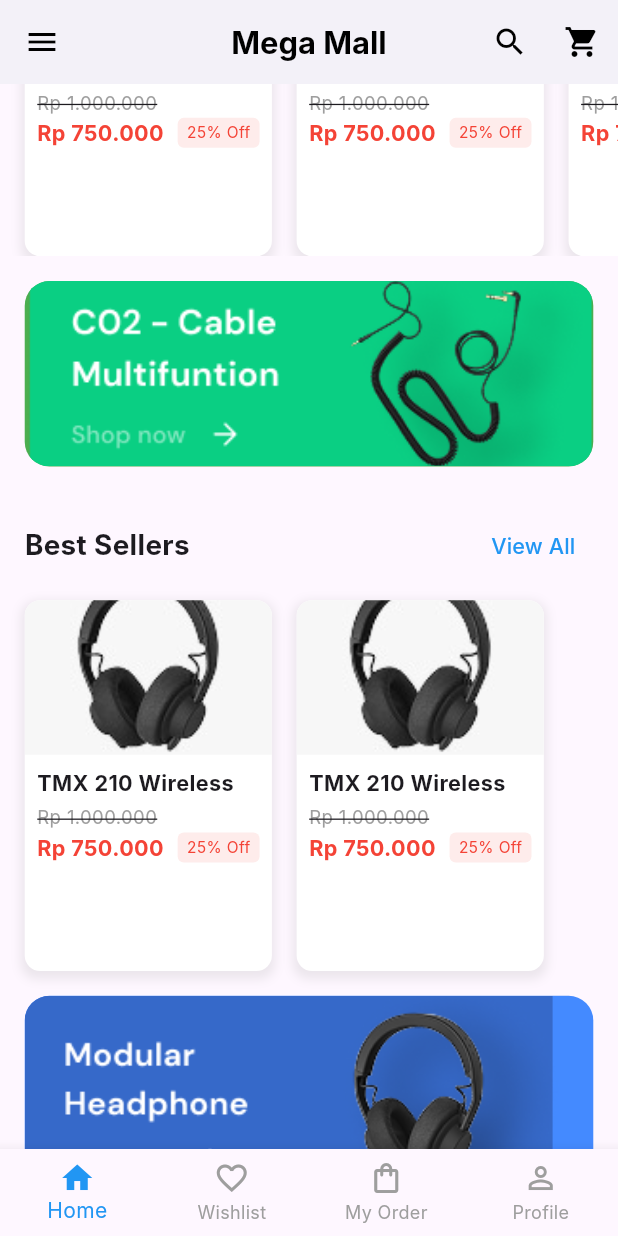
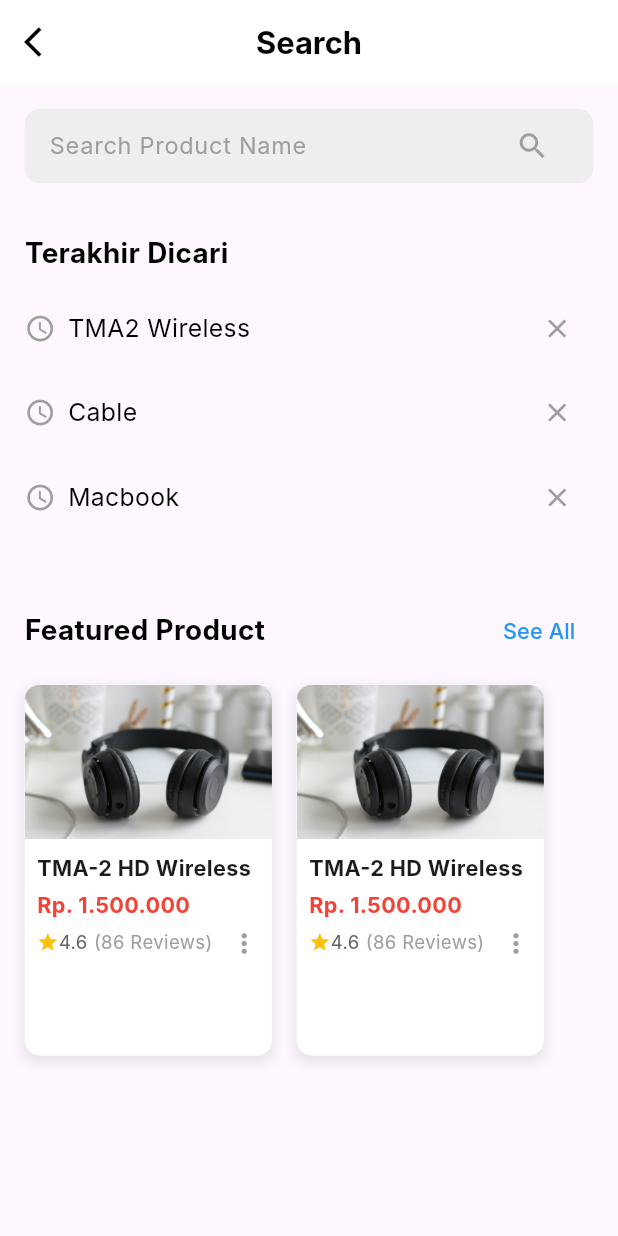
Before and after one commit to VyankateshRohokale/ecommerce-app, a Flutter app: the screen it shows after launch, scrolled down 576 dp, after a tap on the "search" icon, on a phone screen of 412 x 824 dp. Run offline on Flutter 3.47's test engine with Material 3 defaults, Android fonts, the phone set to English and light mode, and no system bars; our stand-ins replace firebase_messaging, flutter_local_notifications, go_router; accounts and stored records are empty; Roboto replaces fonts that are missing (Inter).

Commit message:
working new headphone

```diff
--- a/lib/main.dart
+++ b/lib/main.dart
@@ -6,8 +6,9 @@ import 'screens/home_page.dart'; // Assuming this is your HomePage
 import 'screens/detail_product_page.dart'; // Your detail product page
 import 'screens/signin_page.dart'; // Import your SignInPage
 import 'providers/app_data_provider.dart';
-import 'package:ecommerce/screens/news_page.dart'; // New: Import NewsPage
-import 'package:ecommerce/screens/detailed_news_page.dart'; // New: Import DetailedNewsPage
+import 'package:ecommerce/screens/news_page.dart'; // Import NewsPage
+import 'package:ecommerce/screens/detailed_news_page.dart'; // Import DetailedNewsPage
+import 'package:ecommerce/screens/search.dart'; // <--- Corrected: Import search.dart
 
 // Define a global key for GoRouter for navigation from non-widget contexts
 final GlobalKey<NavigatorState> _rootNavigatorKey = GlobalKey<NavigatorState>();
@@ -30,13 +31,13 @@ final GoRouter _router = GoRouter(
           },
         ),
         GoRoute(
-          path: 'news', // New: Route for the main News listing page
+          path: 'news', // Route for the main News listing page
           builder: (BuildContext context, GoRouterState state) {
             return const NewsPage();
           },
         ),
         GoRoute(
-          path: 'news_detail/:newsId', // New: Route for individual detailed news
+          path: 'news_detail/:newsId', // Route for individual detailed news
           builder: (BuildContext context, GoRouterState state) {
             final String? newsId = state.pathParameters['newsId'];
             return DetailNewsPage(newsId: newsId); // This should now find the class
@@ -57,6 +58,13 @@ final GoRouter _router = GoRouter(
       path: '/signin', // This is the route path for your sign-in page
       builder: (BuildContext context, GoRouterState state) {
         return const SignInPage();
+      },
+    ),
+    // <--- Corrected: Route for the SearchPage
+    GoRoute(
+      path: '/search',
+      builder: (BuildContext context, GoRouterState state) {
+        return const SearchPage();
       },
     ),
     // Example route for /detail, as used in your HomePage's cart button
--- a/lib/screens/detail_product_page.dart
+++ b/lib/screens/detail_product_page.dart
@@ -1,5 +1,5 @@
-// lib/screens/detail_product_page.dart
 import 'package:flutter/material.dart';
+import 'package:go_router/go_router.dart'; // Keep go_router import if you plan to use context.pop()
 
 class DetailProductPage extends StatelessWidget { // Class name also corrected
   final String? productId;
@@ -15,15 +15,30 @@ class DetailProductPage extends StatelessWidget { // Class name also corrected
     final textScaleFactor = mediaQuery.textScaler.scale(1.0);
 
     final String productName = extra?['productName'] ?? 'Unknown Product';
-    final String imageUrl = extra?['imageUrl'] ?? 'https://placehold.co/200x200/CCCCCC/000000?text=No+Image';
+    // Changed to local asset path to display the headphone image
+    final String imageUrl = extra?['imageUrl'] ?? 'assets/images/headphone.jpg';
     final String newPrice = extra?['newPrice'] ?? 'N/A';
 
     return Scaffold(
       appBar: AppBar(
+        // Re-adding background color and elevation for consistent AppBar style
+        backgroundColor: Colors.white,
+        elevation: 0,
+        leading: IconButton(
+          icon: const Icon(Icons.arrow_back, color: Colors.black),
+          onPressed: () {
+            context.pop(); // Navigate back
+          },
+        ),
         title: Text(
           productName,
-          style: TextStyle(fontSize: screenWidth * 0.05 / textScaleFactor),
+          style: TextStyle(
+            color: Colors.black, // Ensure text color is visible on white AppBar
+            fontWeight: FontWeight.bold, // Keep bold for consistency
+            fontSize: screenWidth * 0.05 / textScaleFactor,
+          ),
         ),
+        centerTitle: true, // Center the title
       ),
       body: SingleChildScrollView(
         child: Padding(
@@ -33,11 +48,25 @@ class DetailProductPage extends StatelessWidget { // Class name also corrected
             children: [
               ClipRRect(
                 borderRadius: BorderRadius.circular(screenWidth * 0.04),
-                child: Image.network(
+                // Changed back to Image.asset to load the local headphone image
+                child: Image.asset(
                   imageUrl,
                   height: screenHeight * 0.3,
                   width: double.infinity,
-                  fit: BoxFit.cover,
+                  fit: BoxFit.contain, // <--- Changed from BoxFit.cover to BoxFit.contain
+                  // Added errorBuilder for robustness with local assets
+                  errorBuilder: (context, error, stackTrace) {
+                    return Container(
+                      height: screenHeight * 0.3,
+                      width: double.infinity,
+                      color: Colors.grey[300],
+                      child: Icon(
+                        Icons.broken_image,
+                        size: screenWidth * 0.2,
+                        color: Colors.grey[600],
+                      ),
+                    );
+                  },
                 ),
               ),
               SizedBox(height: screenHeight * 0.02),
--- a/lib/screens/home_page.dart
+++ b/lib/screens/home_page.dart
@@ -51,7 +51,8 @@ class _HomePageState extends State<HomePage> {
           IconButton(
             icon: const Icon(Icons.search, color: Colors.black),
             onPressed: () {
-              // Handle search tap
+              // Handle search tap - Navigate to the SearchPage
+              context.go('/search'); // Navigates to the SearchPage
             },
           ),
           IconButton(
@@ -71,6 +72,12 @@ class _HomePageState extends State<HomePage> {
             // Search Bar Section
             Padding(
               padding: EdgeInsets.symmetric(horizontal: screenWidth * 0.04, vertical: screenHeight * 0.02),
+              child: GestureDetector( // <--- Added GestureDetector here
+                onTap: () {
+                  // Navigate to the SearchPage when the search bar is tapped
+                  context.go('/search');
+                },
+                child: AbsorbPointer( // <--- Added AbsorbPointer to make TextField non-editable on tap
                   child: TextField(
                     decoration: InputDecoration(
                       hintText: 'Search here...',
@@ -86,11 +93,12 @@ class _HomePageState extends State<HomePage> {
                     ),
                     style: TextStyle(fontSize: screenWidth * 0.04 / textScaleFactor),
                     onSubmitted: (value) {
-                  // Handle search submission
-                  debugPrint('Search submitted: $value');
-                  // You might navigate to a search results page here
-                  // context.go('/search_results?query=$value');
+                      // This will still work if the user types and presses enter,
+                      // but the primary interaction is now the tap to navigate.
+                      debugPrint('Search submitted from HomePage search bar: $value');
                     },
+                  ),
+                ),
               ),
             ),
 
--- /dev/null
+++ b/lib/screens/search.dart
@@ -0,0 +1,295 @@
+import 'package:flutter/material.dart';
+import 'package:go_router/go_router.dart';
+
+class SearchPage extends StatelessWidget {
+  const SearchPage({super.key});
+
+  @override
+  Widget build(BuildContext context) {
+    final mediaQuery = MediaQuery.of(context);
+    final screenWidth = mediaQuery.size.width;
+    final screenHeight = mediaQuery.size.height;
+    final textScaleFactor = mediaQuery.textScaler.scale(1.0);
+
+    // Sample data for "Terakhir Dicari" (Recently Searched)
+    final List<String> recentSearches = [
+      'TMA2 Wireless',
+      'Cable',
+      'Macbook',
+    ];
+
+    // Sample data for "Featured Product" (similar to HomePage)
+    final List<Map<String, String>> featuredProducts = [
+      {
+        'title': 'TMA-2 HD Wireless',
+        'imageUrl': 'assets/images/headphone.jpg', // Changed to local asset
+        'price': 'Rp. 1.500.000',
+        'rating': '4.6',
+        'reviews': '86 Reviews',
+      },
+      {
+        'title': 'TMA-2 HD Wireless',
+        'imageUrl': 'assets/images/headphone.jpg', // Changed to local asset
+        'price': 'Rp. 1.500.000',
+        'rating': '4.6',
+        'reviews': '86 Reviews',
+      },
+      // Add more featured products if needed
+    ];
+
+    return Scaffold(
+      appBar: AppBar(
+        backgroundColor: Colors.white,
+        elevation: 0,
+        leading: IconButton(
+          icon: const Icon(Icons.arrow_back_ios, color: Colors.black),
+          onPressed: () {
+            context.pop(); // Go back to the previous screen
+          },
+        ),
+        title: Text(
+          'Search',
+          style: TextStyle(
+            color: Colors.black,
+            fontWeight: FontWeight.bold,
+            fontSize: screenWidth * 0.05,
+          ),
+        ),
+        centerTitle: true,
+      ),
+      body: SingleChildScrollView(
+        child: Column(
+          crossAxisAlignment: CrossAxisAlignment.start,
+          children: [
+            // Search Input Field
+            Padding(
+              padding: EdgeInsets.symmetric(horizontal: screenWidth * 0.04, vertical: screenHeight * 0.02),
+              child: Container(
+                padding: EdgeInsets.symmetric(horizontal: screenWidth * 0.04),
+                decoration: BoxDecoration(
+                  color: Colors.grey[200],
+                  borderRadius: BorderRadius.circular(screenWidth * 0.025),
+                ),
+                child: TextField(
+                  decoration: InputDecoration(
+                    hintText: 'Search Product Name',
+                    hintStyle: TextStyle(color: Colors.grey[500], fontSize: screenWidth * 0.038 / textScaleFactor),
+                    suffixIcon: Icon(Icons.search, color: Colors.grey, size: screenWidth * 0.055),
+                    border: InputBorder.none,
+                    contentPadding: EdgeInsets.symmetric(vertical: screenHeight * 0.015),
+                  ),
+                  style: TextStyle(fontSize: screenWidth * 0.04 / textScaleFactor),
+                  onSubmitted: (value) {
+                    debugPrint('Product search submitted: $value');
+                    // Implement search logic here
+                  },
+                ),
+              ),
+            ),
+            SizedBox(height: screenHeight * 0.02),
+
+            // Terakhir Dicari (Recently Searched) Section
+            Padding(
+              padding: EdgeInsets.symmetric(horizontal: screenWidth * 0.04),
+              child: Text(
+                'Terakhir Dicari',
+                style: TextStyle(
+                  fontWeight: FontWeight.bold,
+                  fontSize: screenWidth * 0.045 / textScaleFactor,
+                  color: Colors.black,
+                ),
+              ),
+            ),
+            SizedBox(height: screenHeight * 0.01),
+            Column(
+              children: recentSearches.map((searchItem) {
+                return _buildRecentSearchItem(
+                    searchItem, screenWidth, screenHeight, textScaleFactor);
+              }).toList(),
+            ),
+            SizedBox(height: screenHeight * 0.03),
+
+            // Featured Product Section
+            Padding(
+              padding: EdgeInsets.symmetric(horizontal: screenWidth * 0.04, vertical: screenHeight * 0.015),
+              child: Row(
+                mainAxisAlignment: MainAxisAlignment.spaceBetween,
+                children: [
+                  Text(
+                    'Featured Product',
+                    style: TextStyle(
+                      fontWeight: FontWeight.bold,
+                      fontSize: screenWidth * 0.045 / textScaleFactor,
+                      color: Colors.black,
+                    ),
+                  ),
+                  TextButton(
+                    onPressed: () {
+                      // Handle "See All" for featured products
+                      debugPrint('See All Featured Products tapped');
+                      // context.go('/featured_products'); // Example navigation
+                    },
+                    child: Text(
+                      'See All',
+                      style: TextStyle(
+                        color: Colors.blue,
+                        fontSize: screenWidth * 0.035 / textScaleFactor,
+                      ),
+                    ),
+                  ),
+                ],
+              ),
+            ),
+            SizedBox(
+              height: screenHeight * 0.3, // Responsive height for horizontal list
+              child: ListView.builder(
+                scrollDirection: Axis.horizontal,
+                padding: EdgeInsets.symmetric(horizontal: screenWidth * 0.04),
+                itemCount: featuredProducts.length,
+                itemBuilder: (context, index) {
+                  final product = featuredProducts[index];
+                  return _buildProductCard(
+                    context,
+                    product['title']!,
+                    product['imageUrl']!, // This will now be 'assets/images/headphone.jpg'
+                    product['price']!,
+                    product['rating']!,
+                    product['reviews']!,
+                    screenWidth,
+                    screenHeight,
+                    textScaleFactor,
+                  );
+                },
+              ),
+            ),
+            SizedBox(height: screenHeight * 0.02), // Add some bottom padding
+          ],
+        ),
+      ),
+    );
+  }
+
+  // Helper method to build individual recent search items
+  Widget _buildRecentSearchItem(
+      String text, double screenWidth, double screenHeight, double textScaleFactor) {
+    return Padding(
+      padding: EdgeInsets.symmetric(horizontal: screenWidth * 0.04, vertical: screenHeight * 0.005),
+      child: Row(
+        children: [
+          Icon(Icons.access_time, color: Colors.grey, size: screenWidth * 0.05),
+          SizedBox(width: screenWidth * 0.02),
+          Expanded(
+            child: Text(
+              text,
+              style: TextStyle(
+                fontSize: screenWidth * 0.04 / textScaleFactor,
+                color: Colors.black,
+              ),
+            ),
+          ),
+          IconButton(
+            icon: Icon(Icons.close, color: Colors.grey, size: screenWidth * 0.05),
+            onPressed: () {
+              debugPrint('Removed $text from recent searches');
+              // Implement logic to remove item from list
+            },
+          ),
+        ],
+      ),
+    );
+  }
+
+  // Helper method to build product cards (reused from HomePage)
+  Widget _buildProductCard(
+      BuildContext context,
+      String title,
+      String imageUrl,
+      String price,
+      String rating,
+      String reviews,
+      double screenWidth,
+      double screenHeight,
+      double textScaleFactor) {
+    return GestureDetector(
+      onTap: () {
+        // Example of go_router navigation to a product detail page
+        context.go('/product_detail/product_${title.hashCode}', extra: {'productName': title, 'imageUrl': imageUrl, 'newPrice': price});
+      },
+      child: Container(
+        width: screenWidth * 0.4, // Responsive width
+        margin: EdgeInsets.only(right: screenWidth * 0.04), // Responsive margin
+        decoration: BoxDecoration(
+          color: Colors.white,
+          borderRadius: BorderRadius.circular(screenWidth * 0.025), // Responsive border radius
+          boxShadow: [
+            BoxShadow(
+              color: Colors.grey.withOpacity(0.2),
+              spreadRadius: 2,
+              blurRadius: 5,
+              offset: const Offset(0, 3),
+            ),
+          ],
+        ),
+        child: Column(
+          crossAxisAlignment: CrossAxisAlignment.start,
+          children: [
+            ClipRRect(
+              borderRadius: BorderRadius.vertical(top: Radius.circular(screenWidth * 0.025)),
+              child: Image.asset( // Changed from Image.network to Image.asset
+                imageUrl, // This will now be 'assets/images/headphone.jpg'
+                height: screenWidth * 0.25, // Responsive height
+                width: double.infinity,
+                fit: BoxFit.cover,
+                errorBuilder: (context, error, stackTrace) {
+                  return Container(
+                    height: screenWidth * 0.25,
+                    width: double.infinity,
+                    color: Colors.grey[300],
+                    child: Icon(Icons.broken_image, color: Colors.grey[600]),
+                  );
+                },
+              ),
+            ),
+            Padding(
+              padding: EdgeInsets.all(screenWidth * 0.02), // Responsive padding
+              child: Column(
+                crossAxisAlignment: CrossAxisAlignment.start,
+                children: [
+                  Text(
+                    title,
+                    style: TextStyle(fontWeight: FontWeight.bold, fontSize: screenWidth * 0.035 / textScaleFactor),
+                    maxLines: 1,
+                    overflow: TextOverflow.ellipsis,
+                  ),
+                  SizedBox(height: screenHeight * 0.005),
+                  Text(
+                    price,
+                    style: TextStyle(
+                        color: Colors.red, fontWeight: FontWeight.bold, fontSize: screenWidth * 0.035 / textScaleFactor),
+                  ),
+                  SizedBox(height: screenHeight * 0.005),
+                  Row(
+                    children: [
+                      Icon(Icons.star, color: Colors.amber, size: screenWidth * 0.035),
+                      Text(
+                        rating,
+                        style: TextStyle(fontSize: screenWidth * 0.03 / textScaleFactor, color: Colors.grey[700]),
+                      ),
+                      SizedBox(width: screenWidth * 0.01),
+                      Text(
+                        '($reviews)',
+                        style: TextStyle(fontSize: screenWidth * 0.03 / textScaleFactor, color: Colors.grey[500]),
+                      ),
+                      const Spacer(),
+                      Icon(Icons.more_vert, color: Colors.grey, size: screenWidth * 0.05),
+                    ],
+                  ),
+                ],
+              ),
+            ),
+          ],
+        ),
+      ),
+    );
+  }
+}
```
Also changed, not shown: assets/images/headphone.jpg. Lines whose indentation alone changed are shown as unchanged.
